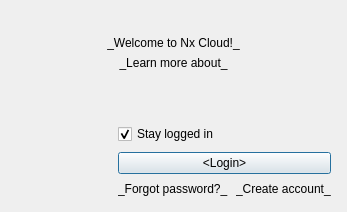
networkoptix/nx_open, file client/libclient/src/ui/dialogs/login_to_cloud_dialog.ui: the form before one commit.
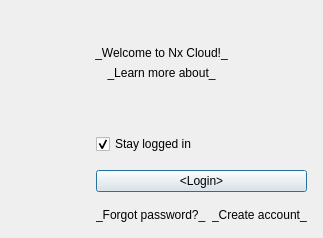
The form after the commit. Custom widgets are drawn as their Qt base class.

Commit message:
Login to cloud dialog UI tweaks.
<==== Mercurial data ====>
Branch: dev_3.0.0_gui

The edit to the form file:
```diff
--- a/client/libclient/src/ui/dialogs/login_to_cloud_dialog.ui
+++ b/client/libclient/src/ui/dialogs/login_to_cloud_dialog.ui
@@ -6,8 +6,8 @@
    <rect>
     <x>0</x>
     <y>0</y>
-    <width>347</width>
-    <height>206</height>
+    <width>323</width>
+    <height>238</height>
    </rect>
   </property>
   <property name="windowTitle">
@@ -75,6 +75,7 @@
     </widget>
    </item>
    <item>
+    <widget class="QWidget" name="containerWidget" native="true">
     <layout class="QGridLayout" name="gridLayout" columnstretch="0,0,0">
      <property name="leftMargin">
       <number>16</number>
@@ -91,7 +92,7 @@
      <property name="spacing">
       <number>8</number>
      </property>
-     <item row="3" column="1" colspan="2">
+      <item row="4" column="1" colspan="2">
       <widget class="QPushButton" name="loginButton">
        <property name="sizePolicy">
         <sizepolicy hsizetype="MinimumExpanding" vsizetype="Fixed">
@@ -104,44 +105,6 @@
        </property>
       </widget>
      </item>
-     <item row="4" column="1">
-      <widget class="QLabel" name="restorePasswordLabel">
-       <property name="focusPolicy">
-        <enum>Qt::TabFocus</enum>
-       </property>
-       <property name="text">
-        <string notr="true">_Forgot password?_</string>
-       </property>
-       <property name="textFormat">
-        <enum>Qt::RichText</enum>
-       </property>
-       <property name="openExternalLinks">
-        <bool>true</bool>
-       </property>
-       <property name="textInteractionFlags">
-        <set>Qt::LinksAccessibleByKeyboard|Qt::LinksAccessibleByMouse</set>
-       </property>
-      </widget>
-     </item>
-     <item row="4" column="2">
-      <widget class="QLabel" name="createAccountLabel">
-       <property name="focusPolicy">
-        <enum>Qt::TabFocus</enum>
-       </property>
-       <property name="text">
-        <string notr="true">_Create account_</string>
-       </property>
-       <property name="textFormat">
-        <enum>Qt::RichText</enum>
-       </property>
-       <property name="openExternalLinks">
-        <bool>true</bool>
-       </property>
-       <property name="textInteractionFlags">
-        <set>Qt::LinksAccessibleByKeyboard|Qt::LinksAccessibleByMouse</set>
-       </property>
-      </widget>
-     </item>
      <item row="2" column="1" colspan="2">
       <widget class="QCheckBox" name="stayLoggedInChackBox">
        <property name="text">
@@ -158,10 +121,102 @@
      <item row="0" column="0" colspan="3">
       <widget class="QnInputField" name="loginInputField" native="true"/>
      </item>
+      <item row="2" column="0">
+       <widget class="QWidget" name="spacer" native="true"/>
+      </item>
+      <item row="5" column="1">
+       <spacer name="verticalSpacer">
+        <property name="orientation">
+         <enum>Qt::Vertical</enum>
+        </property>
+        <property name="sizeType">
+         <enum>QSizePolicy::Fixed</enum>
+        </property>
+        <property name="sizeHint" stdset="0">
+         <size>
+          <width>20</width>
+          <height>8</height>
+         </size>
+        </property>
+       </spacer>
+      </item>
+      <item row="6" column="1" colspan="2">
+       <widget class="QWidget" name="linksWidget" native="true">
+        <layout class="QHBoxLayout" name="horizontalLayout">
+         <property name="leftMargin">
+          <number>0</number>
+         </property>
+         <property name="topMargin">
+          <number>0</number>
+         </property>
+         <property name="rightMargin">
+          <number>0</number>
+         </property>
+         <property name="bottomMargin">
+          <number>0</number>
+         </property>
+         <item>
+          <widget class="QLabel" name="restorePasswordLabel">
+           <property name="focusPolicy">
+            <enum>Qt::TabFocus</enum>
+           </property>
+           <property name="text">
+            <string notr="true">_Forgot password?_</string>
+           </property>
+           <property name="textFormat">
+            <enum>Qt::RichText</enum>
+           </property>
+           <property name="openExternalLinks">
+            <bool>true</bool>
+           </property>
+           <property name="textInteractionFlags">
+            <set>Qt::LinksAccessibleByKeyboard|Qt::LinksAccessibleByMouse</set>
+           </property>
+          </widget>
+         </item>
+         <item>
+          <widget class="QLabel" name="createAccountLabel">
+           <property name="focusPolicy">
+            <enum>Qt::TabFocus</enum>
+           </property>
+           <property name="text">
+            <string notr="true">_Create account_</string>
+           </property>
+           <property name="textFormat">
+            <enum>Qt::RichText</enum>
+           </property>
+           <property name="openExternalLinks">
+            <bool>true</bool>
+           </property>
+           <property name="textInteractionFlags">
+            <set>Qt::LinksAccessibleByKeyboard|Qt::LinksAccessibleByMouse</set>
+           </property>
+          </widget>
+         </item>
+        </layout>
+       </widget>
+      </item>
      <item row="1" column="0" colspan="3">
       <widget class="QnInputField" name="passwordInputField" native="true"/>
      </item>
-    </layout>
+      <item row="3" column="1">
+       <spacer name="verticalSpacer_2">
+        <property name="orientation">
+         <enum>Qt::Vertical</enum>
+        </property>
+        <property name="sizeType">
+         <enum>QSizePolicy::Fixed</enum>
+        </property>
+        <property name="sizeHint" stdset="0">
+         <size>
+          <width>20</width>
+          <height>8</height>
+         </size>
+        </property>
+       </spacer>
+      </item>
+     </layout>
+    </widget>
    </item>
   </layout>
  </widget>
```
Left out of the diff: 3 changed lines with no effect on the pictures. Lines whose indentation alone changed are shown as unchanged. The commit also changes 1 other file.
